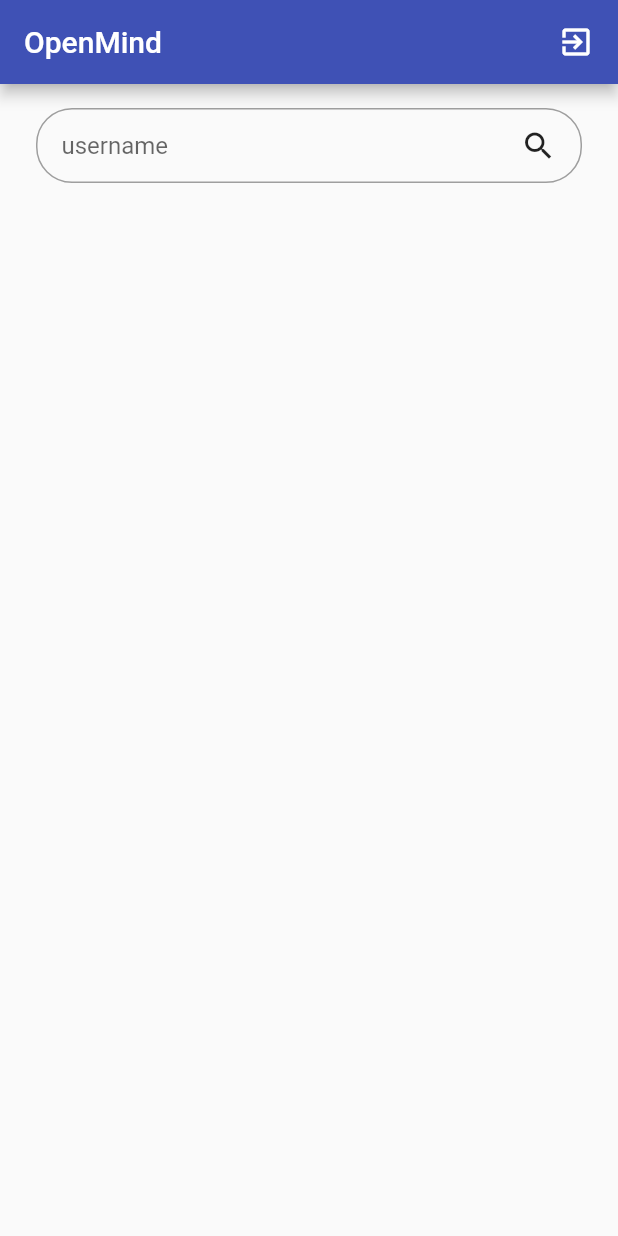
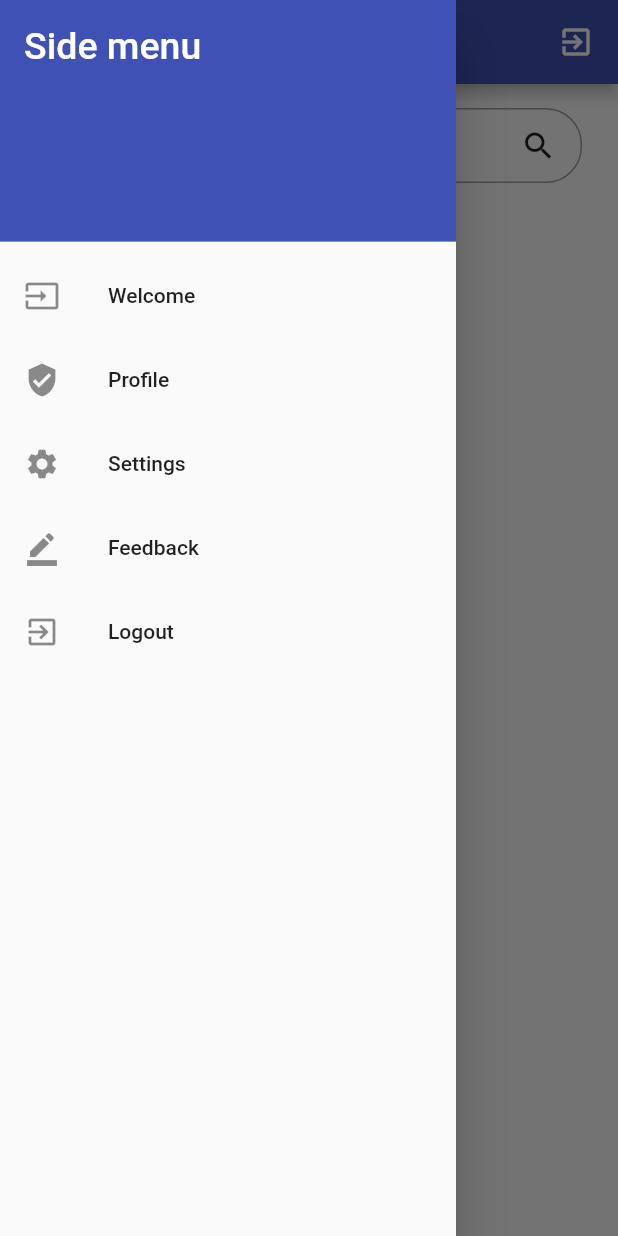
Before and after one commit to Comp380-OpenMind/OpenMind, a Flutter app: the Home screen opened directly, with the side drawer open (before the commit the screen has no drawer), on a phone screen of 412 x 824 dp. Run offline on Flutter 3.47's test engine with Material 2 defaults, Android fonts, the phone set to English and light mode, and no system bars; our stand-ins replace cloud_firestore, firebase_auth, firebase_core, google_sign_in, random_string, shared_preferences; missing offline and left inert: cloud_firestore_web, firebase_auth_web, firebase_core_web, google_sign_in_web, shared_preferences_web; accounts and stored records are empty.

Commit message:
made a few changes to navbar

```diff
--- a/lib/screens/home.dart
+++ b/lib/screens/home.dart
@@ -4,6 +4,7 @@ import 'package:open_mind/helperfunctions/sharedpref_helper.dart';
 import 'package:open_mind/screens/signin.dart';
 import 'package:open_mind/services/auth.dart';
 import 'package:open_mind/services/database.dart';
+import 'package:open_mind/widgets/navbar.dart';
 
 import 'chatscreen.dart';
 
@@ -117,6 +118,7 @@ class _HomeState extends State<Home> {
   @override
   Widget build(BuildContext context) {
     return Scaffold(
+        drawer: NavBar(),
         appBar: AppBar(title: Text("OpenMind"), actions: [
           InkWell(
             onTap: () {
--- /dev/null
+++ b/lib/widgets/navbar.dart
@@ -0,0 +1,62 @@
+import 'package:flutter/material.dart';
+import 'package:open_mind/services/auth.dart';
+import 'package:open_mind/screens/signin.dart';
+import 'package:open_mind/screens/settings.dart';
+
+class NavBar extends StatelessWidget {
+  @override
+  Widget build(BuildContext context) {
+    return Drawer(
+      child: ListView(
+        padding: EdgeInsets.zero,
+        children: <Widget>[
+          DrawerHeader(
+            child: Text(
+              'Side menu',
+              style: TextStyle(color: Colors.white, fontSize: 25),
+            ),
+            decoration: BoxDecoration(
+              color: Colors.indigo,
+              //image: DecorationImage(
+              //fit: BoxFit.fill,
+              //image: AssetImage('assets/images/cat.jpg'))
+            ),
+          ),
+          ListTile(
+            leading: Icon(Icons.input),
+            title: Text('Welcome'),
+            onTap: () => {},
+          ),
+          ListTile(
+            leading: Icon(Icons.verified_user),
+            title: Text('Profile'),
+            onTap: () => {Navigator.of(context).pop()},
+          ),
+          ListTile(
+            leading: Icon(Icons.settings),
+            title: Text('Settings'),
+            onTap: () => {
+              Navigator.pushReplacement(context,
+                  MaterialPageRoute(builder: (context) => OpenMindSettings()))
+            },
+          ),
+          ListTile(
+            leading: Icon(Icons.border_color),
+            title: Text('Feedback'),
+            onTap: () => {Navigator.of(context).pop()},
+          ),
+          ListTile(
+            leading: Icon(Icons.exit_to_app),
+            title: Text('Logout'),
+            onTap: () => {
+              AuthMethods().signOut().then((s) {
+                Navigator.pushReplacement(
+                    context, MaterialPageRoute(builder: (context) => SignIn()));
+              })
+            },
+          ),
+        ],
+      ),
+    );
+  }
+}
```
Also changed, not shown: lib/screens/settings.dart (added, +23 -0 lines).
